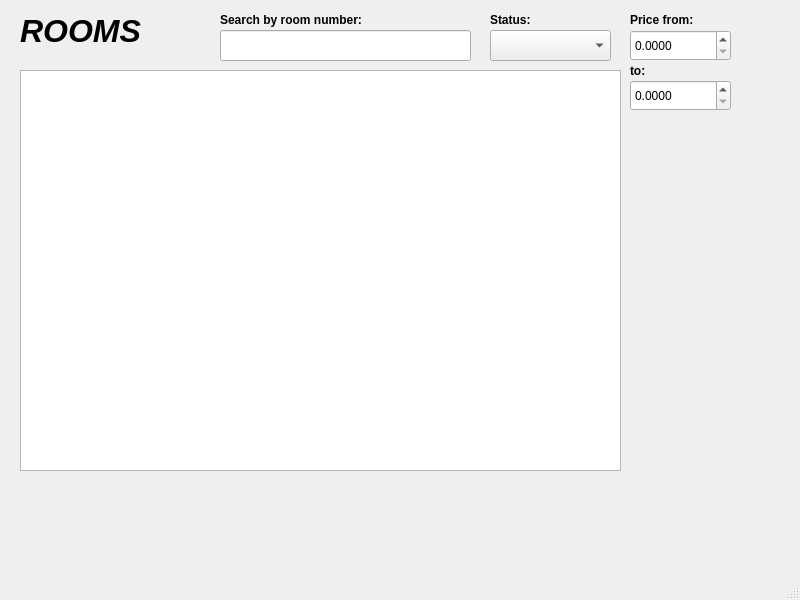
The window that roomwindow.ui (sluchson/Projekt-Studia-HotelSystem) describes before a commit, drawn with Qt 5.
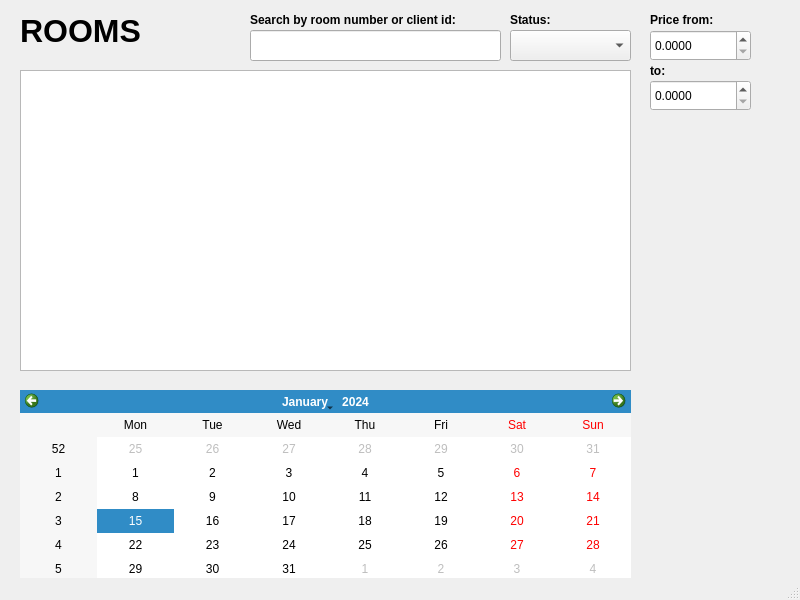
The same window after the commit.

```diff
--- a/roomwindow.ui
+++ b/roomwindow.ui
@@ -19,15 +19,15 @@
      <rect>
       <x>20</x>
       <y>70</y>
-      <width>601</width>
-      <height>401</height>
+      <width>611</width>
+      <height>301</height>
      </rect>
     </property>
    </widget>
    <widget class="QLineEdit" name="lineEdit_searchRoomNumber">
     <property name="geometry">
      <rect>
-      <x>220</x>
+      <x>250</x>
       <y>30</y>
       <width>251</width>
       <height>31</height>
@@ -46,7 +46,7 @@
     <property name="font">
      <font>
       <pointsize>24</pointsize>
-      <italic>true</italic>
+      <italic>false</italic>
       <bold>true</bold>
      </font>
     </property>
@@ -57,7 +57,7 @@
    <widget class="QDoubleSpinBox" name="doubleSpinBox_priceFrom">
     <property name="geometry">
      <rect>
-      <x>630</x>
+      <x>650</x>
       <y>30</y>
       <width>101</width>
       <height>31</height>
@@ -76,7 +76,7 @@
    <widget class="QDoubleSpinBox" name="doubleSpinBox_priceTo">
     <property name="geometry">
      <rect>
-      <x>630</x>
+      <x>650</x>
       <y>80</y>
       <width>101</width>
       <height>31</height>
@@ -95,9 +95,9 @@
    <widget class="QLabel" name="label">
     <property name="geometry">
      <rect>
-      <x>220</x>
+      <x>250</x>
       <y>10</y>
-      <width>191</width>
+      <width>211</width>
       <height>20</height>
      </rect>
     </property>
@@ -107,13 +107,13 @@
      </font>
     </property>
     <property name="text">
-     <string>Search by room number:</string>
+     <string>Search by room number or client id:</string>
     </property>
    </widget>
    <widget class="QLabel" name="label_2">
     <property name="geometry">
      <rect>
-      <x>630</x>
+      <x>650</x>
       <y>10</y>
       <width>101</width>
       <height>20</height>
@@ -131,7 +131,7 @@
    <widget class="QLabel" name="label_3">
     <property name="geometry">
      <rect>
-      <x>630</x>
+      <x>650</x>
       <y>60</y>
       <width>101</width>
       <height>21</height>
@@ -149,7 +149,7 @@
    <widget class="QComboBox" name="comboBox_status">
     <property name="geometry">
      <rect>
-      <x>490</x>
+      <x>510</x>
       <y>30</y>
       <width>121</width>
       <height>31</height>
@@ -159,7 +159,7 @@
    <widget class="QLabel" name="label_4">
     <property name="geometry">
      <rect>
-      <x>490</x>
+      <x>510</x>
       <y>10</y>
       <width>101</width>
       <height>20</height>
@@ -174,6 +174,16 @@
      <string>Status:</string>
     </property>
    </widget>
+   <widget class="QCalendarWidget" name="calendarWidget">
+    <property name="geometry">
+     <rect>
+      <x>20</x>
+      <y>390</y>
+      <width>611</width>
+      <height>191</height>
+     </rect>
+    </property>
+   </widget>
   </widget>
   <widget class="QMenuBar" name="menubar">
    <property name="geometry">
```
Left out of the diff: 2 changed lines with no effect on the pictures.
